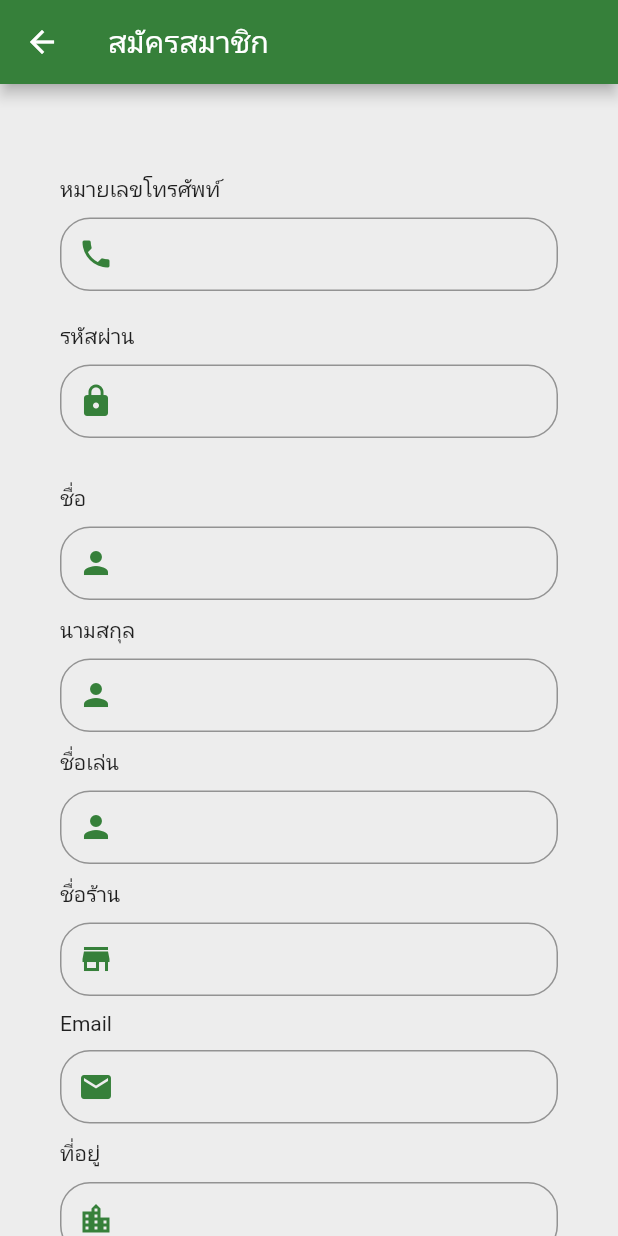
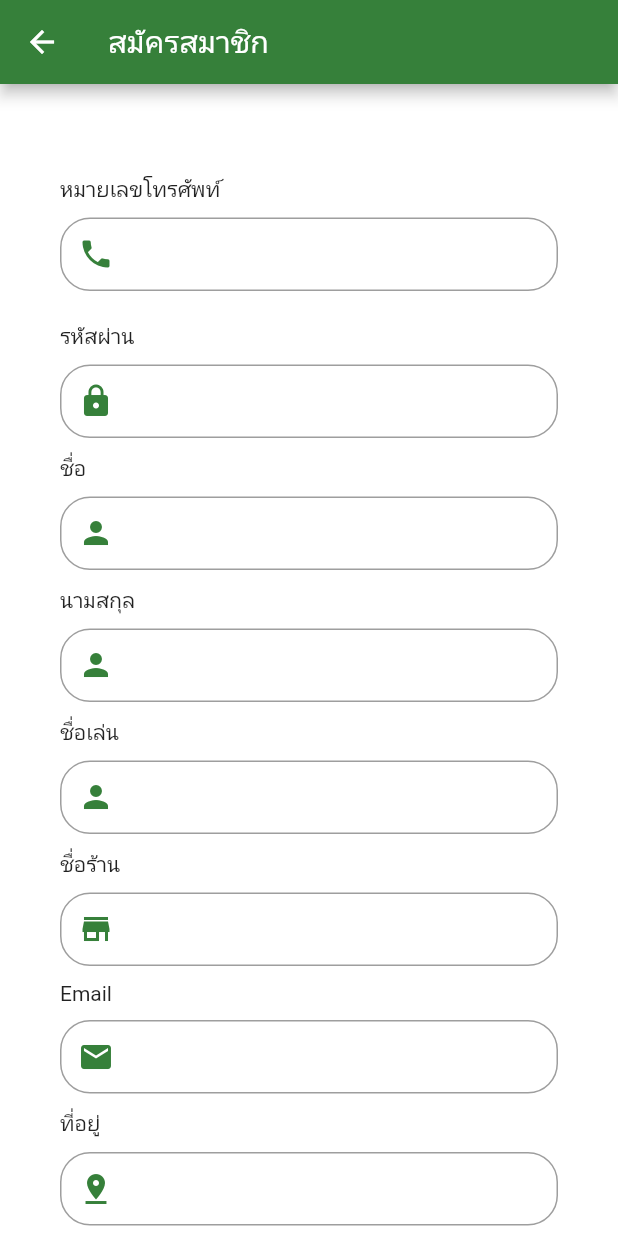
Before and after one commit to Npwtps14/enieth, a Flutter app: the Register screen opened directly with empty values, on a phone screen of 412 x 824 dp. Run offline on Flutter 3.47's test engine with Material 2 defaults, Android fonts, the phone set to English and light mode, and no system bars; our stand-ins replace chopper, dio, flushbar, font_awesome_flutter, get, get_it and 5 more; accounts and stored records are empty; generated files the repository leaves out were written again; network calls fail; Roboto replaces fonts that are missing (Kanit).

Commit message:
register page form complete

```diff
--- a/lib/screens/address/district_screen.dart
+++ b/lib/screens/address/district_screen.dart
@@ -57,7 +57,7 @@ class DistrictsListView extends StatefulWidget {
   final email;
   final address;
   final village;
-  final alley;
+  final alleyname;
   final road;
   final countryID;
   final districtID;
@@ -78,7 +78,7 @@ class DistrictsListView extends StatefulWidget {
       this.email,
       this.address,
       this.village,
-      this.alley,
+      this.alleyname,
       this.road,
       this.countryID,
       this.districtID,
@@ -127,7 +127,7 @@ class Districts extends State<DistrictsListView> {
                   (dataDistrict) => ListTile(
                     title: Text(dataDistrict.name),
                     onTap: () {
-                      var province = new MaterialPageRoute(
+                      var district = new MaterialPageRoute(
                         builder: (BuildContext contex) => SubDistrictListView(
                           districtID: dataDistrict.id,
                           districtName:dataDistrict.name,
@@ -142,7 +142,7 @@ class Districts extends State<DistrictsListView> {
                           email: widget.email,
                           address: widget.address,
                           village: widget.village,
-                          alley: widget.alley,
+                          alley: widget.alleyname,
                           road: widget.road,
                           countryID: widget.countryID,
                           province:widget.province,
@@ -152,7 +152,7 @@ class Districts extends State<DistrictsListView> {
                           salonImg: widget.salonImg,
                         ),
                       );
-                      Navigator.of(context).push(province);
+                      Navigator.of(context).push(district);
                     },
                     // subtitle: Text(widget.provinceID.toString()),
                     leading: CircleAvatar(
--- a/lib/screens/address/provinces_screen.dart
+++ b/lib/screens/address/provinces_screen.dart
@@ -139,8 +139,8 @@ class Provinces extends State<ProvincesListView> {
                             email: widget.email,
                             address: widget.address,
                             village: widget.village,
-                            // alley: widget.alley,
-                            // road: widget.road,
+                            alleyname: widget.alley,
+                            road: widget.road,
                             // countryID: widget.countryID,
                             // subDistrictId: ,
                             // zipCode: ,
--- a/lib/screens/register_screen.dart
+++ b/lib/screens/register_screen.dart
@@ -11,6 +11,7 @@ import 'package:google_fonts/google_fonts.dart';
 import 'package:hexcolor/hexcolor.dart';
 import 'package:provider/provider.dart';
 import 'package:shared_preferences/shared_preferences.dart';
+import 'package:overlay_support/overlay_support.dart';
 
 import 'nav_bar.dart';
 
@@ -43,26 +44,26 @@ class Register extends StatefulWidget {
   final districtName;
 
   const Register(
-      {this.subDistrictName ='' ,
-      this.province ='',
+      {this.subDistrictName = '',
+      this.province = '',
       this.phoneNumber,
-      this.password,
+      this.password = '',
       this.confirmPassword,
-      this.salonName,
-      this.sloneLastName,
-      this.salonNickName,
-      this.salonStoreName,
-      this.email,
-      this.address,
-      this.village,
-      this.alley,
-      this.road,
+      this.salonName= '',
+      this.sloneLastName= '',
+      this.salonNickName= '',
+      this.salonStoreName= '',
+      this.email= '',
+      this.address= '',
+      this.village= '',
+      this.alley= '',
+      this.road= '',
       this.countryID,
-      this.subDistrictId ='',
-      this.zipCode ='',
+      this.subDistrictId = '',
+      this.zipCode = '',
       this.salonImg,
-      this.provinceID ='',
-      this.districtName =''});
+      this.provinceID = '',
+      this.districtName = ''});
   @override
   _RegisterState createState() => _RegisterState();
 }
@@ -75,16 +76,25 @@ class _RegisterState extends State<Register> {
     prefs = await SharedPreferences.getInstance();
   }
 
-  String _password, _confirmPassword, _username ;
+  String _password, _confirmPassword, _username;
   // TextEditingController _usernameController =
 
   // var usernameController = TextEditingController();
   final phoneNumberController = TextEditingController();
-  TextEditingController usernameController = TextEditingController();
   @override
   Widget build(BuildContext context) {
     AuthProvider auth = Provider.of<AuthProvider>(context);
-    // String _username = widget.phoneNumber;
+    TextEditingController usernameController = TextEditingController();
+    TextEditingController passwordContorller = TextEditingController();
+    TextEditingController nameController = TextEditingController();
+    TextEditingController lastNameController = TextEditingController();
+    TextEditingController nickNameController = TextEditingController();
+    TextEditingController storeNameController = TextEditingController();
+    TextEditingController emailController = TextEditingController();
+    TextEditingController addressController = TextEditingController();
+    TextEditingController villageController = TextEditingController();
+    TextEditingController alleyController = TextEditingController();
+    TextEditingController roadController = TextEditingController();
 
     void hideKeyboard(BuildContext context) {
       FocusScopeNode currentFocus = FocusScope.of(context);
@@ -94,11 +104,21 @@ class _RegisterState extends State<Register> {
     }
 
     usernameController.text = widget.phoneNumber;
+    passwordContorller.text = widget.password;
+    nameController.text = widget.salonName;
+    lastNameController.text = widget.sloneLastName;
+    nickNameController.text = widget.salonNickName;
+    storeNameController.text = widget.salonStoreName;
+    emailController.text = widget.email;
+    addressController.text = widget.address;
+    villageController.text = widget.village;
+    roadController.text = widget.road;
+    alleyController.text = widget.alley;
 
     var usernameField = TextFormField(
         validator: (value) => value.isEmpty ? "กรุณากรอกหมายเลขโทรศัพท์" : null,
+        controller: usernameController,
         onSaved: (value) => _username = value,
-        controller: usernameController,
         keyboardType: TextInputType.phone,
         inputFormatters: [
           LengthLimitingTextInputFormatter(10),
@@ -114,12 +134,20 @@ class _RegisterState extends State<Register> {
         ));
 
     final passwordField = TextFormField(
-      autofocus: false,
-      obscureText: true,
-      validator: (value) => value.isEmpty ? "Please enter password" : null,
-      onSaved: (value) => _password = value,
-      decoration: buildInputDecoration("Confirm password", Icons.lock),
-    );
+        autofocus: false,
+        obscureText: true,
+        controller: passwordContorller,
+        validator: (value) => value.isEmpty ? "Please enter password" : null,
+        onSaved: (value) => _password = value,
+        decoration: InputDecoration(
+          hintText: widget.password,
+          prefixIcon: Icon(
+            Icons.lock,
+            color: HexColor('#36803a'),
+          ),
+          contentPadding: EdgeInsets.fromLTRB(20.0, 15.0, 20.0, 15.0),
+          border: OutlineInputBorder(borderRadius: BorderRadius.circular(20)),
+        ));
 
     // final confirmPassword = TextFormField(
     //   autofocus: false,
@@ -131,48 +159,129 @@ class _RegisterState extends State<Register> {
 
     final salonsName = TextFormField(
       autofocus: false,
+      controller: nameController,
       validator: (val) => val.isEmpty ? "กรุณากรอกข้อมูลให้ครบถ้วน" : null,
-      decoration: buildInputDecoration("", Icons.person),
+      decoration: InputDecoration(
+          hintText: widget.salonName,
+          prefixIcon: Icon(
+            Icons.person,
+            color: HexColor('#36803a'),
+          ),
+          contentPadding: EdgeInsets.fromLTRB(20.0, 15.0, 20.0, 15.0),
+          border: OutlineInputBorder(borderRadius: BorderRadius.circular(20)),
+        )
     );
     final salonsLastName = TextFormField(
       autofocus: false,
+      controller: lastNameController,
       validator: (val) => val.isEmpty ? "กรุณากรอกข้อมูลให้ครบถ้วน" : null,
-      decoration: buildInputDecoration("", Icons.person),
+      decoration: InputDecoration(
+          hintText: widget.sloneLastName,
+          prefixIcon: Icon(
+            Icons.person,
+            color: HexColor('#36803a'),
+          ),
+          contentPadding: EdgeInsets.fromLTRB(20.0, 15.0, 20.0, 15.0),
+          border: OutlineInputBorder(borderRadius: BorderRadius.circular(20)),
+        )
     );
     final salonsNickName = TextFormField(
+      controller: nickNameController,
       autofocus: false,
       validator: (val) => val.isEmpty ? "กรุณากรอกข้อมูลให้ครบถ้วน" : null,
-      decoration: buildInputDecoration("", Icons.person),
+       decoration: InputDecoration(
+          hintText: widget.salonNickName,
+          prefixIcon: Icon(
+            Icons.person,
+            color: HexColor('#36803a'),
+          ),
+          contentPadding: EdgeInsets.fromLTRB(20.0, 15.0, 20.0, 15.0),
+          border: OutlineInputBorder(borderRadius: BorderRadius.circular(20)),
+        )
     );
     final salonsStoreName = TextFormField(
+      controller: storeNameController,
       autofocus: false,
       validator: (val) => val.isEmpty ? "กรุณากรอกข้อมูลให้ครบถ้วน" : null,
-      decoration: buildInputDecoration("", Icons.store),
+       decoration: InputDecoration(
+          hintText: widget.salonStoreName,
+          prefixIcon: Icon(
+            Icons.store,
+            color: HexColor('#36803a'),
+          ),
+          contentPadding: EdgeInsets.fromLTRB(20.0, 15.0, 20.0, 15.0),
+          border: OutlineInputBorder(borderRadius: BorderRadius.circular(20)),
+        )
     );
     final email = TextFormField(
+      controller: emailController,
       autofocus: false,
       validator: (val) => val.isEmpty ? "กรุณากรอกข้อมูลให้ครบถ้วน" : null,
-      decoration: buildInputDecoration("", Icons.mail),
+       decoration: InputDecoration(
+          hintText: widget.email,
+          prefixIcon: Icon(
+            Icons.mail,
+            color: HexColor('#36803a'),
+          ),
+          contentPadding: EdgeInsets.fromLTRB(20.0, 15.0, 20.0, 15.0),
+          border: OutlineInputBorder(borderRadius: BorderRadius.circular(20)),
+        )
     );
     final address = TextFormField(
+      controller: addressController,
       autofocus: false,
       validator: (val) => val.isEmpty ? "กรุณากรอกข้อมูลให้ครบถ้วน" : null,
-      decoration: buildInputDecoration("", Icons.location_city),
+       decoration: InputDecoration(
+          hintText: widget.address,
+          prefixIcon: Icon(
+            Icons.pin_drop,
+            color: HexColor('#36803a'),
+          ),
+          contentPadding: EdgeInsets.fromLTRB(20.0, 15.0, 20.0, 15.0),
+          border: OutlineInputBorder(borderRadius: BorderRadius.circular(20)),
+        )
     );
     final village = TextFormField(
+      controller: villageController,
       autofocus: false,
       validator: (val) => val.isEmpty ? "กรุณากรอกข้อมูลให้ครบถ้วน" : null,
-      decoration: buildInputDecoration("", Icons.location_city),
+       decoration: InputDecoration(
+          hintText: widget.village,
+          prefixIcon: Icon(
+            Icons.pin_drop,
+            color: HexColor('#36803a'),
+          ),
+          contentPadding: EdgeInsets.fromLTRB(20.0, 15.0, 20.0, 15.0),
+          border: OutlineInputBorder(borderRadius: BorderRadius.circular(20)),
+        )
     );
     final alley = TextFormField(
+      controller: alleyController,
       autofocus: false,
       validator: (val) => val.isEmpty ? "กรุณากรอกข้อมูลให้ครบถ้วน" : null,
-      decoration: buildInputDecoration("", Icons.location_city),
+       decoration: InputDecoration(
+          hintText: widget.alley,
+          prefixIcon: Icon(
+            Icons.pin_drop,
+            color: HexColor('#36803a'),
+          ),
+          contentPadding: EdgeInsets.fromLTRB(20.0, 15.0, 20.0, 15.0),
+          border: OutlineInputBorder(borderRadius: BorderRadius.circular(20)),
+        )
     );
     final road = TextFormField(
+      controller: roadController,
       autofocus: false,
       validator: (val) => val.isEmpty ? "กรุณากรอกข้อมูลให้ครบถ้วน" : null,
-      decoration: buildInputDecoration("", Icons.location_city),
+      decoration: InputDecoration(
+          hintText: widget.road,
+          prefixIcon: Icon(
+            Icons.pin_drop,
+            color: HexColor('#36803a'),
+          ),
+          contentPadding: EdgeInsets.fromLTRB(20.0, 15.0, 20.0, 15.0),
+          border: OutlineInputBorder(borderRadius: BorderRadius.circular(20)),
+        )
     );
     final country_id = TextFormField(
       autofocus: false,
@@ -215,7 +324,9 @@ class _RegisterState extends State<Register> {
       final form = formKey.currentState;
       if (form.validate()) {
         form.save();
-        auth.register(_username, _password, _confirmPassword).then((response) {
+        auth
+            .register(usernameController.text, _password, _confirmPassword)
+            .then((response) {
           if (response['status']) {
             User user = response['data'];
             Provider.of<UserProvider>(context, listen: false).setUser(user);
@@ -224,7 +335,7 @@ class _RegisterState extends State<Register> {
             Flushbar(
               title: "Registration Failed",
               message: response.toString(),
-              duration: Duration(seconds: 10),
+              duration: Duration(seconds: 4),
             ).show(context);
           }
         });
@@ -235,7 +346,7 @@ class _RegisterState extends State<Register> {
           duration: Duration(seconds: 7),
         ).show(context);
       }
-      // print(usernameController.text);
+      print(usernameController.text);
     };
 
     return WillPopScope(
@@ -243,7 +354,7 @@ class _RegisterState extends State<Register> {
         return new Future(() => false);
       },
       child: Scaffold(
-        backgroundColor: HexColor('#ededed'),
+        backgroundColor: HexColor('#ffffff'),
         resizeToAvoidBottomInset: false, //remove warnning pixel
         appBar: AppBar(
           automaticallyImplyLeading: false,
@@ -284,7 +395,7 @@ class _RegisterState extends State<Register> {
                   label("รหัสผ่าน"),
                   SizedBox(height: 10.0),
                   passwordField,
-                  SizedBox(height: 20.0),
+                  // SizedBox(height: 20.0),
                   // label("ยืนยันรหัสผ่าน"),
                   // SizedBox(height: 10.0),
                   // confirmPassword,
@@ -348,17 +459,17 @@ class _RegisterState extends State<Register> {
                             builder: (BuildContext contex) => ProvincesListView(
                               phoneNumber: usernameController.text,
                               // userName:widget.phoneNumber,
-                              password: passwordField,
+                              password: passwordContorller.text,
                               // confirmPassword: confirmPassword,
-                              salonName: salonsName,
-                              sloneLastName: salonsLastName,
-                              salonNickName: salonsNickName,
-                              salonStoreName: salonsStoreName,
-                              email: email,
-                              address: address,
-                              village: village,
-                              alley: alley,
-                              road: road,
+                              salonName: nameController.text,
+                              sloneLastName: lastNameController.text,
+                              salonNickName: nickNameController.text,
+                              salonStoreName: storeNameController.text,
+                              email: emailController.text,
+                              address: addressController.text,
+                              village: villageController.text,
+                              alley: alleyController.text,
+                              road: roadController.text,
                               countryID: country_id,
                               // provinceID:widget.province,
                               // districtID: ,
@@ -384,7 +495,6 @@ class _RegisterState extends State<Register> {
                                 fontSize: 16, fontWeight: FontWeight.w400)),
                         title: Text(widget.districtName,
                             style: GoogleFonts.kanit()),
-                        trailing: Icon(Icons.keyboard_arrow_right),
                         onTap: () {},
                       )),
                   SizedBox(height: 5.0),
@@ -401,7 +511,6 @@ class _RegisterState extends State<Register> {
                                 fontSize: 16, fontWeight: FontWeight.w400)),
                         title: Text(widget.subDistrictName,
                             style: GoogleFonts.kanit()),
-                        trailing: Icon(Icons.keyboard_arrow_right),
                         onTap: () {
                           // var homeRounte = new MaterialPageRoute(
                           // builder: (BuildContext contex) => Cate5(
@@ -424,7 +533,7 @@ class _RegisterState extends State<Register> {
                             style: GoogleFonts.kanit(
                                 fontSize: 16, fontWeight: FontWeight.w400)),
                         title: Text(widget.zipCode, style: GoogleFonts.kanit()),
-                        trailing: Icon(Icons.keyboard_arrow_right),
+
                         onTap: () {
                           // var homeRounte = new MaterialPageRoute(
                           // builder: (BuildContext contex) => Cate5(
@@ -442,7 +551,7 @@ class _RegisterState extends State<Register> {
                   SizedBox(height: 20.0),
                   auth.loggedInStatus == Status.Authenticating
                       ? loading
-                      : longButtons("Submit", doRegister),
+                      : longButtons("ตกลง", doRegister),
                   SizedBox(height: 10.0),
                   backtologinLabel,
                   SizedBox(height: 360.0),
--- a/pubspec.yaml
+++ b/pubspec.yaml
@@ -44,6 +44,8 @@ dependencies:
   get_it: ^5.0.3
   chopper: ^3.0.2
   json_annotation: 3.1.1
+  overlay_support: ^1.2.1
+
   # chopper_generator: ^3.0.0
 
 
```
Also changed, not shown: pubspec.lock.
